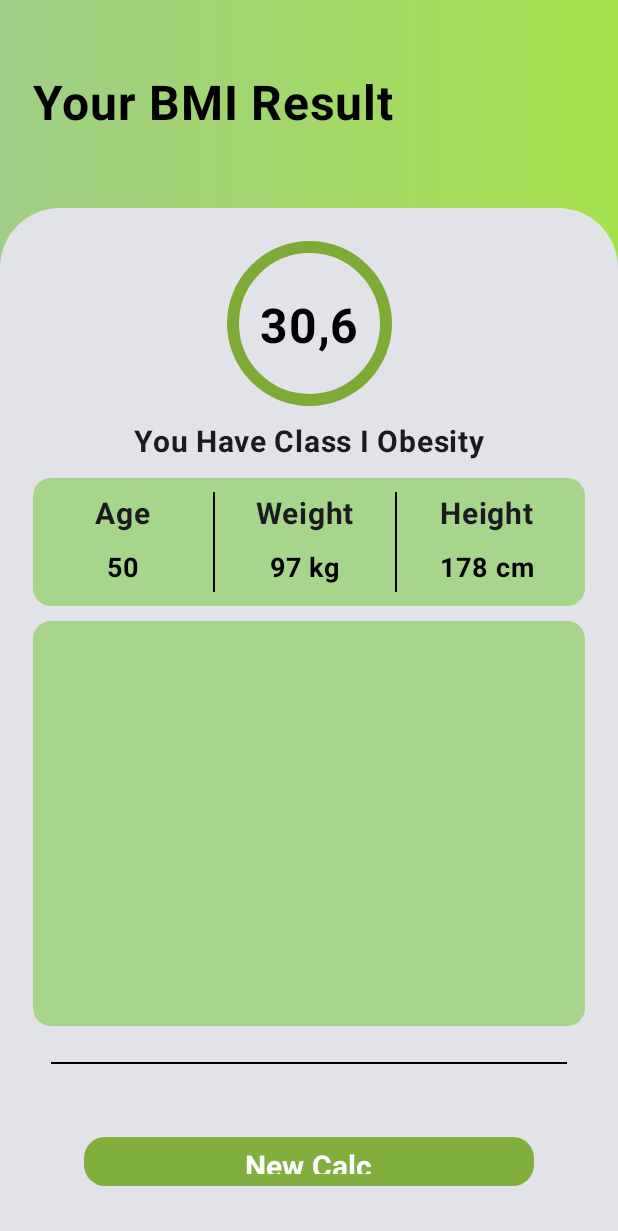
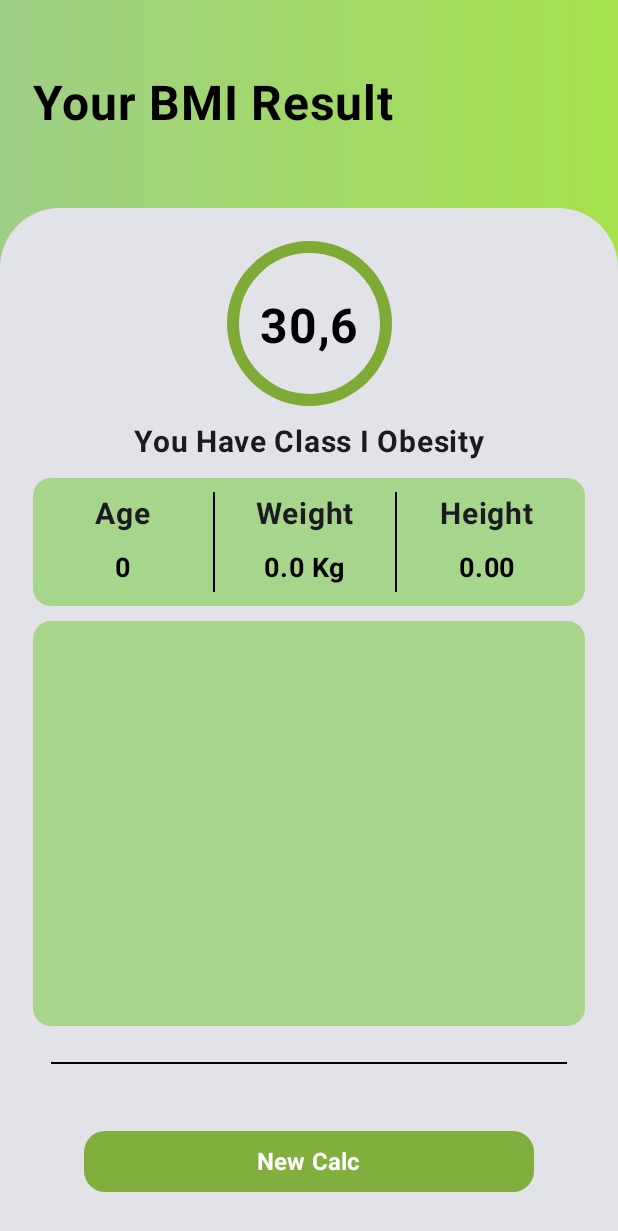
Before and after one commit to 77lipe/mobile---BMI, an Android app built with Jetpack Compose: the result screen opened through its navigation route, on a phone screen of 412 x 824 dp. Shown: the top 1231 px of the screen. Run offline under Robolectric (Android 15) with nearby library versions, the phone set to English and light mode, and no system bars.

Commit message:
funcionalidades da tabela de imc

```diff
--- a/app/src/main/java/br/senai/sp/jandira/bmi/screens/BMIResultScreen.kt
+++ b/app/src/main/java/br/senai/sp/jandira/bmi/screens/BMIResultScreen.kt
@@ -1,5 +1,6 @@
 package br.senai.sp.jandira.bmi.screens
 
+import android.content.Context
 import androidx.compose.foundation.background
 import androidx.compose.foundation.border
 import androidx.compose.foundation.layout.Arrangement
@@ -22,12 +23,15 @@ import androidx.compose.material3.CardDefaults
 import androidx.compose.material3.Divider
 import androidx.compose.material3.Text
 import androidx.compose.runtime.Composable
+import androidx.compose.runtime.currentCompositionLocalContext
 import androidx.compose.ui.Alignment
 import androidx.compose.ui.Modifier
 import androidx.compose.ui.graphics.Brush
 import androidx.compose.ui.graphics.Color
+import androidx.compose.ui.platform.LocalContext
 import androidx.compose.ui.res.stringResource
 import androidx.compose.ui.text.font.FontWeight
+import androidx.compose.ui.text.intl.Locale
 import androidx.compose.ui.tooling.preview.Preview
 import androidx.compose.ui.unit.dp
 import androidx.compose.ui.unit.sp
@@ -36,6 +40,14 @@ import br.senai.sp.jandira.bmi.R
 
 @Composable
 fun ResultBMI(navegacao: NavHostController) {
+
+    val context = LocalContext.current
+    val userFile = context.getSharedPreferences("userFile", Context.MODE_PRIVATE)
+
+    val userWeight = userFile.getFloat("weight_value", 0.0f)
+    val userHight = userFile.getFloat("height_value", 0.0f)
+    val userAge = userFile.getInt("age_value", 0)
+
     Box(
         modifier = Modifier
             .fillMaxSize()
@@ -165,9 +177,7 @@ fun ResultBMI(navegacao: NavHostController) {
                                             .padding(top = 12.dp)
                                             .padding(horizontal = 22.dp),
                                         color = Color.Black,
-                                        text = stringResource(
-                                            R.string.valueage
-                                        ),
+                                        text = "$userAge",
                                         fontSize = 18.sp,
                                         fontWeight = FontWeight.Bold
                                     )
@@ -202,9 +212,7 @@ fun ResultBMI(navegacao: NavHostController) {
                                             .padding(top = 12.dp)
                                             .padding(horizontal = 22.dp),
                                         color = Color.Black,
-                                        text = stringResource(
-                                            R.string.valueweight
-                                        ),
+                                        text = "$userWeight Kg",
                                         fontSize = 18.sp,
                                         fontWeight = FontWeight.Bold
                                     )
@@ -238,9 +246,7 @@ fun ResultBMI(navegacao: NavHostController) {
                                             .padding(top = 12.dp)
                                             .padding(horizontal = 22.dp),
                                         color = Color.Black,
-                                        text = stringResource(
-                                            R.string.valuehigh
-                                        ),
+                                        text = String.format(java.util.Locale.getDefault(), format = "%.2f", userHight),
                                         fontSize = 18.sp,
                                         fontWeight = FontWeight.Bold
                                     )
@@ -268,8 +274,8 @@ fun ResultBMI(navegacao: NavHostController) {
                             navegacao.navigate(route = "dados")
                         },
                         modifier = Modifier
-                            .padding(24.dp)
-                            .height(60.dp)
+                            .padding(20.dp)
+                            .height(80.dp)
                             .width(300.dp),
                         shape = RoundedCornerShape(14.dp),
                         colors = ButtonDefaults.buttonColors(
@@ -280,7 +286,7 @@ fun ResultBMI(navegacao: NavHostController) {
                             text = stringResource(
                                 R.string.newcalc
                             ),
-                            fontSize = 20.sp,
+                            fontSize = 16.sp,
                             fontWeight = FontWeight.Bold
                         )
                     }
@@ -294,5 +300,5 @@ fun ResultBMI(navegacao: NavHostController) {
 @Preview(showSystemUi = true)
 @Composable
 private fun ResultPreview() {
-    //ResultBMI()
+//    ResultBMI()
 }
--- a/app/src/main/res/values/strings.xml
+++ b/app/src/main/res/values/strings.xml
@@ -20,5 +20,11 @@
     <string name="valueweight">97 kg</string>
     <string name="valuehigh">178 cm</string>
     <string name="error_name">The user name is required!</string>
+    <string name="obesity1">You have Class I Obesity!</string>
+    <string name="obesity2">You have Class II Obesity!</string>
+    <string name="obesity3">You have Class III Obesity!</string>
+    <string name="normal">You have normal body weight!</string>
+    <string name="under_weight">You are low your ideal weight!</string>
+    <string name="over_weight">You are slightly overweight!</string>
 
 </resources>
```
Also changed, not shown: app/src/main/java/br/senai/sp/jandira/bmi/calcs/BmiCalculate.kt (added, +54 -0 lines), app/src/main/java/br/senai/sp/jandira/bmi/model/Bmi.kt (added, +9 -0 lines), app/src/main/java/br/senai/sp/jandira/bmi/model/BmiStatus.kt (added, +11 -0 lines), 1 other file.
